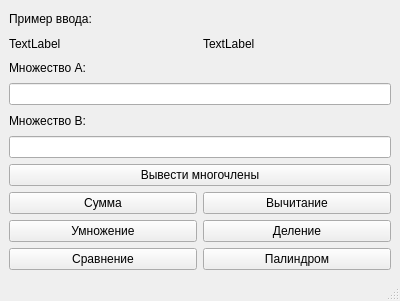
Old version of the form QtLaba3/mainwindow.ui in the repository PAhAR3VSKy/3Semestr.
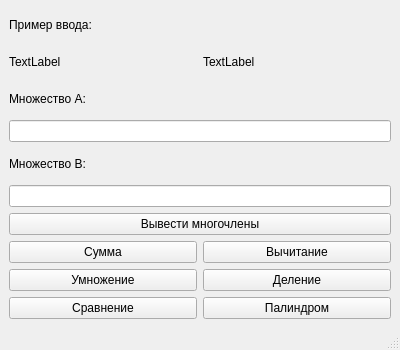
New version of the form.

```diff
--- a/QtLaba3/mainwindow.ui
+++ b/QtLaba3/mainwindow.ui
@@ -7,19 +7,19 @@
     <x>0</x>
     <y>0</y>
     <width>400</width>
-    <height>301</height>
+    <height>350</height>
    </rect>
   </property>
   <property name="minimumSize">
    <size>
     <width>400</width>
-    <height>301</height>
+    <height>350</height>
    </size>
   </property>
   <property name="maximumSize">
    <size>
     <width>400</width>
-    <height>301</height>
+    <height>350</height>
    </size>
   </property>
   <property name="windowTitle">
```
Left out of the diff: 4 changed lines with no effect on the pictures.
